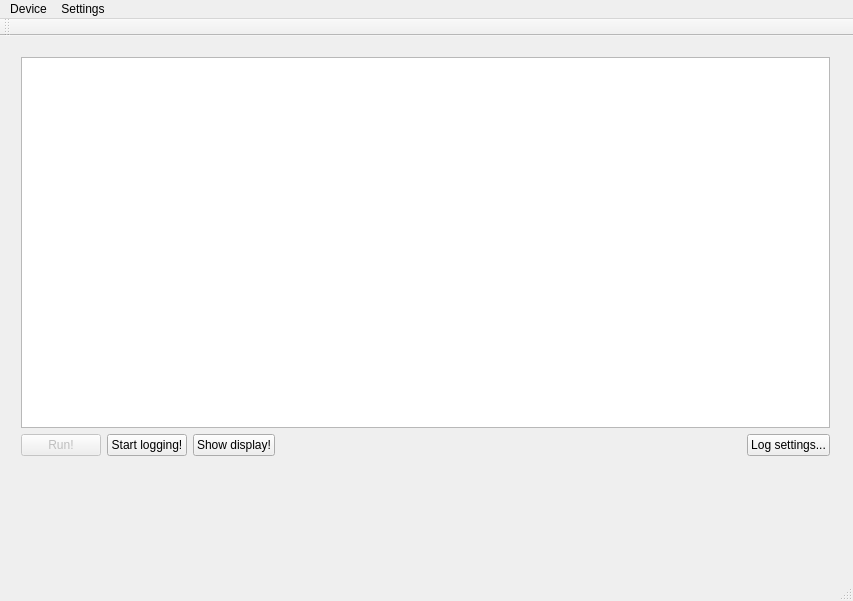
Qt form hit2023v2_RMS/mainwindow.ui (bleverin/fibre-bpm-daq) before a commit.
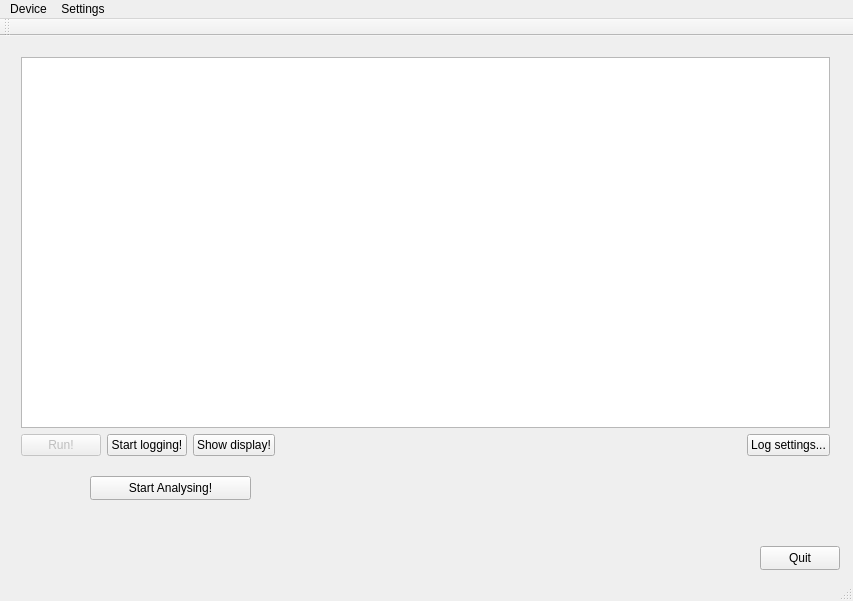
The same form after that commit.

The edit to the form file:
```diff
--- a/hit2023v2_RMS/mainwindow.ui
+++ b/hit2023v2_RMS/mainwindow.ui
@@ -80,6 +80,35 @@
      </item>
     </layout>
    </widget>
+   <widget class="QPushButton" name="pushButton_exit">
+    <property name="geometry">
+     <rect>
+      <x>760</x>
+      <y>510</y>
+      <width>80</width>
+      <height>24</height>
+     </rect>
+    </property>
+    <property name="text">
+     <string>Quit</string>
+    </property>
+   </widget>
+   <widget class="QPushButton" name="pushAnalysing">
+    <property name="enabled">
+     <bool>true</bool>
+    </property>
+    <property name="geometry">
+     <rect>
+      <x>90</x>
+      <y>440</y>
+      <width>161</width>
+      <height>24</height>
+     </rect>
+    </property>
+    <property name="text">
+     <string>Start Analysing!</string>
+    </property>
+   </widget>
   </widget>
   <widget class="QMenuBar" name="menuBar">
    <property name="geometry">
```
Left out of the diff: 2 changed lines with no effect on the pictures.
